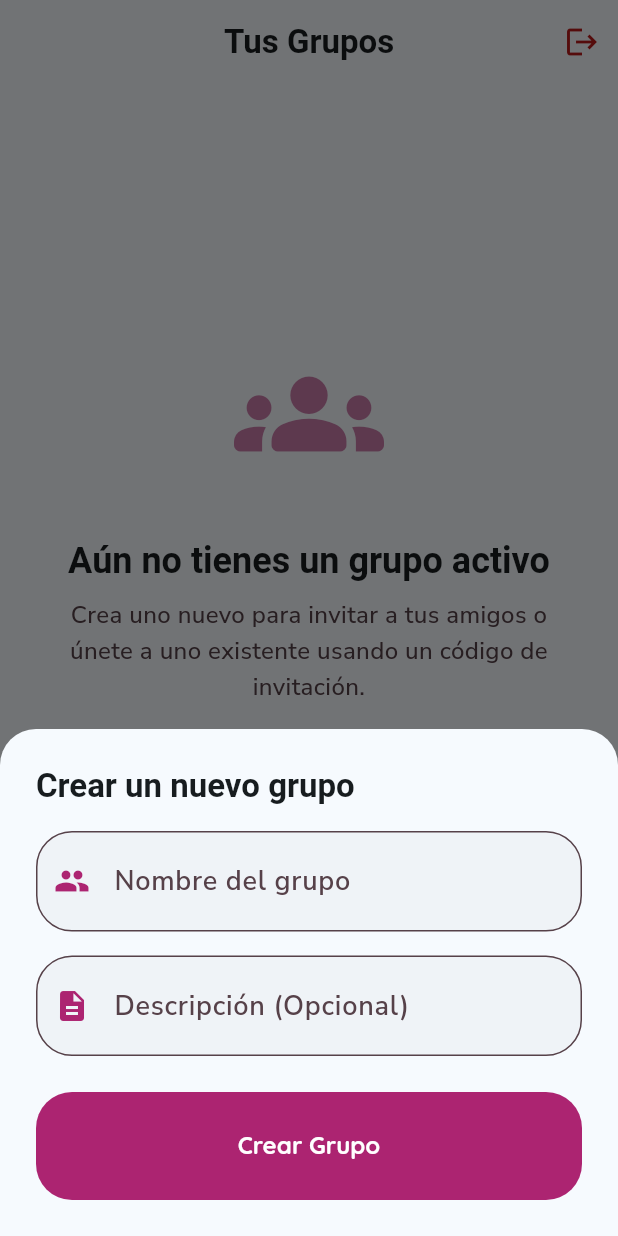
After one commit to matifere/task_tamer, a Flutter app: the GroupSelectionPage screen opened directly, after a tap on "Crear un nuevo grupo", on a phone screen of 412 x 824 dp. The commit adds this screen. Run offline on Flutter 3.47's test engine with Material 3 defaults, Android fonts, the phone set to English and light mode, and no system bars; our stand-ins replace equatable, flutter_bloc, google_fonts, supabase_flutter; accounts and stored records are empty; network calls fail.

Commit message:
feat: creacion y seleccion de grupos

```diff
--- /dev/null
+++ b/lib/pages/group_selection_page.dart
@@ -0,0 +1,555 @@
+import 'package:flutter/material.dart';
+import 'package:supabase_flutter/supabase_flutter.dart';
+import 'package:task_tamer/pages/main_layout.dart';
+
+class GroupSelectionPage extends StatefulWidget {
+  const GroupSelectionPage({super.key});
+
+  @override
+  State<GroupSelectionPage> createState() => _GroupSelectionPageState();
+}
+
+class _GroupSelectionPageState extends State<GroupSelectionPage> {
+  bool _isLoading = false;
+  bool _isInitialLoading = true;
+  List<Map<String, dynamic>> _myGroups = [];
+
+  @override
+  void initState() {
+    super.initState();
+    _loadGroups();
+  }
+
+  Future<void> _loadGroups() async {
+    setState(() => _isInitialLoading = true);
+    try {
+      final userId = Supabase.instance.client.auth.currentUser?.id;
+      if (userId == null) throw Exception("No auth");
+
+      final response = await Supabase.instance.client
+          .from('group_members')
+          .select('''
+            group_id,
+            monedas_del_grupo,
+            groups (
+              id,
+              nombre,
+              descripcion,
+              codigo_invitacion
+            )
+          ''')
+          .eq('user_id', userId);
+
+      if (mounted) {
+        setState(() {
+          _myGroups = List<Map<String, dynamic>>.from(response);
+          _isInitialLoading = false;
+        });
+      }
+    } catch (e) {
+      if (mounted) {
+        setState(() => _isInitialLoading = false);
+      }
+    }
+  }
+
+  Future<void> _createGroup(String nombre, String descripcion) async {
+    if (nombre.trim().isEmpty) return;
+
+    setState(() => _isLoading = true);
+    try {
+      final userId = Supabase.instance.client.auth.currentUser?.id;
+      if (userId == null) throw Exception("Usuario no autenticado");
+
+      final groupResponse = await Supabase.instance.client
+          .from('groups')
+          .insert({'nombre': nombre.trim(), 'descripcion': descripcion.trim()})
+          .select()
+          .single();
+
+      final groupId = groupResponse['id'];
+
+      await Supabase.instance.client.from('group_members').insert({
+        'group_id': groupId,
+        'user_id': userId,
+      });
+
+      if (mounted) {
+        ScaffoldMessenger.of(context).showSnackBar(
+          SnackBar(
+            content: Text('¡Grupo "\$nombre" creado exitosamente!'),
+            backgroundColor: Theme.of(context).colorScheme.primary,
+          ),
+        );
+        await _loadGroups();
+      }
+    } catch (e) {
+      if (mounted) {
+        ScaffoldMessenger.of(context).showSnackBar(
+          SnackBar(
+            content: const Text('Error al crear el grupo. Inténtalo de nuevo.'),
+            backgroundColor: Theme.of(context).colorScheme.error,
+          ),
+        );
+      }
+    } finally {
+      if (mounted) setState(() => _isLoading = false);
+    }
+  }
+
+  Future<void> _joinGroup(String codigo) async {
+    if (codigo.trim().isEmpty) return;
+
+    setState(() => _isLoading = true);
+    try {
+      final userId = Supabase.instance.client.auth.currentUser?.id;
+      if (userId == null) throw Exception("Usuario no autenticado");
+
+      final groupResponse = await Supabase.instance.client
+          .from('groups')
+          .select('id, nombre')
+          .eq('codigo_invitacion', codigo.trim())
+          .maybeSingle();
+
+      if (groupResponse == null) {
+        if (mounted) {
+          ScaffoldMessenger.of(context).showSnackBar(
+            SnackBar(
+              content: const Text(
+                'Código de invitación no válido o no existe.',
+              ),
+              backgroundColor: Theme.of(context).colorScheme.error,
+            ),
+          );
+        }
+        return;
+      }
+
+      final groupId = groupResponse['id'];
+      final groupName = groupResponse['nombre'];
+
+      await Supabase.instance.client.from('group_members').insert({
+        'group_id': groupId,
+        'user_id': userId,
+      });
+
+      if (mounted) {
+        ScaffoldMessenger.of(context).showSnackBar(
+          SnackBar(
+            content: Text('¡Te has unido a "\$groupName"!'),
+            backgroundColor: Theme.of(context).colorScheme.primary,
+          ),
+        );
+        await _loadGroups();
+      }
+    } catch (e) {
+      if (mounted) {
+        ScaffoldMessenger.of(context).showSnackBar(
+          SnackBar(
+            content: const Text('Ya perteneces a este grupo o hubo un error.'),
+            backgroundColor: Theme.of(context).colorScheme.error,
+          ),
+        );
+      }
+    } finally {
+      if (mounted) setState(() => _isLoading = false);
+    }
+  }
+
+  void _showCreateGroupModal() {
+    final nameController = TextEditingController();
+    final descController = TextEditingController();
+
+    showModalBottomSheet(
+      context: context,
+      isScrollControlled: true,
+      shape: const RoundedRectangleBorder(
+        borderRadius: BorderRadius.vertical(top: Radius.circular(24)),
+      ),
+      builder: (context) {
+        return Padding(
+          padding: EdgeInsets.only(
+            bottom: MediaQuery.of(context).viewInsets.bottom,
+            left: 24,
+            right: 24,
+            top: 24,
+          ),
+          child: Column(
+            mainAxisSize: MainAxisSize.min,
+            crossAxisAlignment: CrossAxisAlignment.stretch,
+            children: [
+              Text(
+                'Crear un nuevo grupo',
+                style: Theme.of(
+                  context,
+                ).textTheme.titleLarge?.copyWith(fontWeight: FontWeight.bold),
+              ),
+              const SizedBox(height: 16),
+              TextField(
+                controller: nameController,
+                decoration: _inputDecoration('Nombre del grupo', Icons.group),
+              ),
+              const SizedBox(height: 16),
+              TextField(
+                controller: descController,
+                decoration: _inputDecoration(
+                  'Descripción (Opcional)',
+                  Icons.description,
+                ),
+              ),
+              const SizedBox(height: 24),
+              ElevatedButton(
+                style: _buttonStyle(),
+                onPressed: () {
+                  Navigator.pop(context);
+                  _createGroup(nameController.text, descController.text);
+                },
+                child: const Padding(
+                  padding: EdgeInsets.all(16.0),
+                  child: Text('Crear Grupo', style: TextStyle(fontSize: 16)),
+                ),
+              ),
+              const SizedBox(height: 24),
+            ],
+          ),
+        );
+      },
+    );
+  }
+
+  void _showJoinGroupModal() {
+    final codeController = TextEditingController();
+
+    showModalBottomSheet(
+      context: context,
+      isScrollControlled: true,
+      shape: const RoundedRectangleBorder(
+        borderRadius: BorderRadius.vertical(top: Radius.circular(24)),
+      ),
+      builder: (context) {
+        return Padding(
+          padding: EdgeInsets.only(
+            bottom: MediaQuery.of(context).viewInsets.bottom,
+            left: 24,
+            right: 24,
+            top: 24,
+          ),
+          child: Column(
+            mainAxisSize: MainAxisSize.min,
+            crossAxisAlignment: CrossAxisAlignment.stretch,
+            children: [
+              Text(
+                'Unirse a un grupo',
+                style: Theme.of(
+                  context,
+                ).textTheme.titleLarge?.copyWith(fontWeight: FontWeight.bold),
+              ),
+              const SizedBox(height: 8),
+              Text(
+                'Ingresa el código de 8 caracteres que te compartieron.',
+                style: Theme.of(context).textTheme.bodyMedium?.copyWith(
+                  color: Theme.of(context).colorScheme.onSurfaceVariant,
+                ),
+              ),
+              const SizedBox(height: 16),
+              TextField(
+                controller: codeController,
+                maxLength: 8,
+                decoration: _inputDecoration(
+                  'Código de Invitación',
+                  Icons.vpn_key,
+                ),
+              ),
+              const SizedBox(height: 24),
+              ElevatedButton(
+                style: _buttonStyle(),
+                onPressed: () {
+                  Navigator.pop(context);
+                  _joinGroup(codeController.text);
+                },
+                child: const Padding(
+                  padding: EdgeInsets.all(16.0),
+                  child: Text('Unirse', style: TextStyle(fontSize: 16)),
+                ),
+              ),
+              const SizedBox(height: 24),
+            ],
+          ),
+        );
+      },
+    );
+  }
+
+  InputDecoration _inputDecoration(String label, IconData icon) {
+    final colorScheme = Theme.of(context).colorScheme;
+    return InputDecoration(
+      labelText: label,
+      labelStyle: TextStyle(color: colorScheme.onSurfaceVariant),
+      prefixIcon: Icon(icon, color: colorScheme.primary),
+      contentPadding: const EdgeInsets.symmetric(horizontal: 24, vertical: 20),
+      border: OutlineInputBorder(
+        borderRadius: BorderRadius.circular(24),
+        borderSide: BorderSide(color: colorScheme.outline),
+      ),
+      focusedBorder: OutlineInputBorder(
+        borderRadius: BorderRadius.circular(24),
+        borderSide: BorderSide(color: colorScheme.primary, width: 2),
+      ),
+      filled: true,
+      fillColor: colorScheme.surfaceContainerHighest.withAlpha(76),
+    );
+  }
+
+  ButtonStyle _buttonStyle() {
+    return ElevatedButton.styleFrom(
+      backgroundColor: Theme.of(context).colorScheme.primary,
+      foregroundColor: Theme.of(context).colorScheme.onPrimary,
+      shape: RoundedRectangleBorder(borderRadius: BorderRadius.circular(24)),
+      elevation: 0,
+    );
+  }
+
+  void _enterGroup(String groupId) {
+    // Aquí más adelante podríamos guardar en un estado/proveedor global en qué grupo entró
+    Navigator.of(context).pushReplacement(
+      MaterialPageRoute(builder: (context) => const MainLayout()),
+    );
+  }
+
+  @override
+  Widget build(BuildContext context) {
+    final theme = Theme.of(context);
+    final colorScheme = theme.colorScheme;
+
+    return Scaffold(
+      backgroundColor: colorScheme.surface,
+      appBar: AppBar(
+        backgroundColor: Colors.transparent,
+        elevation: 0,
+        centerTitle: true,
+        title: Text(
+          'Tus Grupos',
+          style: theme.textTheme.titleLarge?.copyWith(
+            color: colorScheme.onSurface,
+            fontWeight: FontWeight.bold,
+          ),
+        ),
+        actions: [
+          IconButton(
+            icon: const Icon(Icons.logout),
+            onPressed: () async {
+              await Supabase.instance.client.auth.signOut();
+            },
+            color: colorScheme.error,
+          ),
+        ],
+      ),
+      body: Stack(
+        children: [
+          if (_isInitialLoading)
+            const Center(child: CircularProgressIndicator())
+          else if (_myGroups.isEmpty)
+            _buildEmptyState(theme, colorScheme)
+          else
+            _buildGroupList(theme, colorScheme),
+
+          if (_isLoading)
+            Container(
+              color: colorScheme.surface.withAlpha(150),
+              child: const Center(child: CircularProgressIndicator()),
+            ),
+        ],
+      ),
+      floatingActionButton: _myGroups.isNotEmpty && !_isInitialLoading
+          ? Column(
+              mainAxisSize: MainAxisSize.min,
+              children: [
+                FloatingActionButton.extended(
+                  heroTag: 'join_btn',
+                  onPressed: _showJoinGroupModal,
+                  icon: const Icon(Icons.login_rounded),
+                  label: const Text('Unirse'),
+                  backgroundColor: colorScheme.secondaryContainer,
+                  foregroundColor: colorScheme.onSecondaryContainer,
+                ),
+                const SizedBox(height: 12),
+                FloatingActionButton.extended(
+                  heroTag: 'create_btn',
+                  onPressed: _showCreateGroupModal,
+                  icon: const Icon(Icons.add),
+                  label: const Text('Nuevo Grupo'),
+                  backgroundColor: colorScheme.primary,
+                  foregroundColor: colorScheme.onPrimary,
+                ),
+              ],
+            )
+          : null,
+    );
+  }
+
+  Widget _buildEmptyState(ThemeData theme, ColorScheme colorScheme) {
+    return Padding(
+      padding: const EdgeInsets.all(24.0),
+      child: Column(
+        mainAxisAlignment: MainAxisAlignment.center,
+        crossAxisAlignment: CrossAxisAlignment.stretch,
+        children: [
+          Icon(
+            Icons.groups_rounded,
+            size: 100,
+            color: colorScheme.primary.withAlpha(150),
+          ),
+          const SizedBox(height: 32),
+          Text(
+            'Aún no tienes un grupo activo',
+            style: theme.textTheme.headlineSmall?.copyWith(
+              fontWeight: FontWeight.bold,
+            ),
+            textAlign: TextAlign.center,
+          ),
+          const SizedBox(height: 8),
+          Text(
+            'Crea uno nuevo para invitar a tus amigos o únete a uno existente usando un código de invitación.',
+            style: theme.textTheme.bodyMedium?.copyWith(
+              color: colorScheme.onSurfaceVariant,
+            ),
+            textAlign: TextAlign.center,
+          ),
+          const SizedBox(height: 48),
+          OutlinedButton.icon(
+            icon: const Icon(Icons.add_circle_outline),
+            label: const Padding(
+              padding: EdgeInsets.symmetric(vertical: 16.0),
+              child: Text(
+                'Crear un nuevo grupo',
+                style: TextStyle(fontSize: 16),
+              ),
+            ),
+            style: OutlinedButton.styleFrom(
+              foregroundColor: colorScheme.primary,
+              side: BorderSide(color: colorScheme.primary, width: 2),
+              shape: RoundedRectangleBorder(
+                borderRadius: BorderRadius.circular(24),
+              ),
+            ),
+            onPressed: _showCreateGroupModal,
+          ),
+          const SizedBox(height: 16),
+          ElevatedButton.icon(
+            icon: const Icon(Icons.login_rounded),
+            label: const Padding(
+              padding: EdgeInsets.symmetric(vertical: 16.0),
+              child: Text(
+                'Tengo un código de invitación',
+                style: TextStyle(fontSize: 16),
+              ),
+            ),
+            style: _buttonStyle(),
+            onPressed: _showJoinGroupModal,
+          ),
+        ],
+      ),
+    );
+  }
+
+  Widget _buildGroupList(ThemeData theme, ColorScheme colorScheme) {
+    return ListView.builder(
+      padding: const EdgeInsets.only(left: 16, right: 16, top: 16, bottom: 160),
+      itemCount: _myGroups.length,
+      itemBuilder: (context, index) {
+        final item = _myGroups[index];
+        final groupData = item['groups'];
+
+        return Card(
+          elevation: 2,
+          margin: const EdgeInsets.only(bottom: 16),
+          shape: RoundedRectangleBorder(
+            borderRadius: BorderRadius.circular(20),
+          ),
+          child: InkWell(
+            borderRadius: BorderRadius.circular(20),
+            onTap: () => _enterGroup(groupData['id']),
+            child: Padding(
+              padding: const EdgeInsets.all(20.0),
+              child: Row(
+                children: [
+                  CircleAvatar(
+                    radius: 28,
+                    backgroundColor: colorScheme.primaryContainer,
+                    child: Icon(
+                      Icons.group,
+                      color: colorScheme.onPrimaryContainer,
+                      size: 28,
+                    ),
+                  ),
+                  const SizedBox(width: 16),
+                  Expanded(
+                    child: Column(
+                      crossAxisAlignment: CrossAxisAlignment.start,
+                      children: [
+                        Text(
+                          groupData['nombre'] ?? 'Sin nombre',
+                          style: theme.textTheme.titleMedium?.copyWith(
+                            fontWeight: FontWeight.bold,
+                          ),
+                        ),
+                        const SizedBox(height: 4),
+                        if (groupData['descripcion'] != null &&
+                            groupData['descripcion'].toString().isNotEmpty)
+                          Text(
+                            groupData['descripcion'],
+                            style: theme.textTheme.bodySmall?.copyWith(
+                              color: colorScheme.onSurfaceVariant,
+                            ),
+                            maxLines: 2,
+                            overflow: TextOverflow.ellipsis,
+                          ),
+                        const SizedBox(height: 8),
+                        Row(
+                          children: [
+                            Icon(
+                              Icons.vpn_key,
+                              size: 14,
+                              color: colorScheme.primary,
+                            ),
+                            const SizedBox(width: 4),
+                            Text(
+                              groupData['codigo_invitacion'] ?? '',
+                              style: theme.textTheme.labelMedium?.copyWith(
+                                color: colorScheme.primary,
+                                fontWeight: FontWeight.bold,
+                              ),
+                            ),
+                            const Spacer(),
+                            Icon(
+                              Icons.monetization_on,
+                              size: 14,
+                              color: Colors.amber[700],
+                            ),
+                            const SizedBox(width: 4),
+                            Text(
+                              item['monedas_del_grupo'].toString(),
+                              style: theme.textTheme.labelMedium?.copyWith(
+                                color: Colors.amber[800],
+                                fontWeight: FontWeight.bold,
+                              ),
+                            ),
+                          ],
+                        ),
+                      ],
+                    ),
+                  ),
+                  const SizedBox(width: 8),
+                  Icon(
+                    Icons.chevron_right,
+                    color: colorScheme.onSurfaceVariant,
+                  ),
+                ],
+              ),
+            ),
+          ),
+        );
+      },
+    );
+  }
+}
--- a/lib/pages/login_page.dart
+++ b/lib/pages/login_page.dart
@@ -1,6 +1,6 @@
 import 'package:flutter/material.dart';
 import 'package:supabase_flutter/supabase_flutter.dart';
-import 'package:task_tamer/pages/main_layout.dart';
+import 'package:task_tamer/pages/group_selection_page.dart';
 
 class LoginPage extends StatefulWidget {
   const LoginPage({super.key});
@@ -41,7 +41,7 @@ class _LoginPageState extends State<LoginPage> {
         if (mounted) {
           Navigator.of(context).pushReplacement(
             MaterialPageRoute(
-              builder: (context) => const MainLayout(),
+              builder: (context) => const GroupSelectionPage(),
             ),
           );
         }
--- a/lib/pages/splash_page.dart
+++ b/lib/pages/splash_page.dart
@@ -1,7 +1,7 @@
 import 'package:flutter/material.dart';
 import 'package:supabase_flutter/supabase_flutter.dart';
 import 'package:task_tamer/pages/login_page.dart';
-import 'package:task_tamer/pages/main_layout.dart';
+import 'package:task_tamer/pages/group_selection_page.dart';
 
 class SplashPage extends StatefulWidget {
   const SplashPage({super.key});
@@ -25,10 +25,10 @@ class _SplashPageState extends State<SplashPage> {
     final session = Supabase.instance.client.auth.currentSession;
 
     if (session != null) {
-      // Si hay sesión, vamos al inicio
+      // Siempre ir a la selección de grupo primero
       Navigator.of(context).pushReplacement(
         MaterialPageRoute(
-          builder: (context) => const MainLayout(),
+          builder: (context) => const GroupSelectionPage(),
         ),
       );
     } else {
```
Also changed, not shown: 2 other files.
